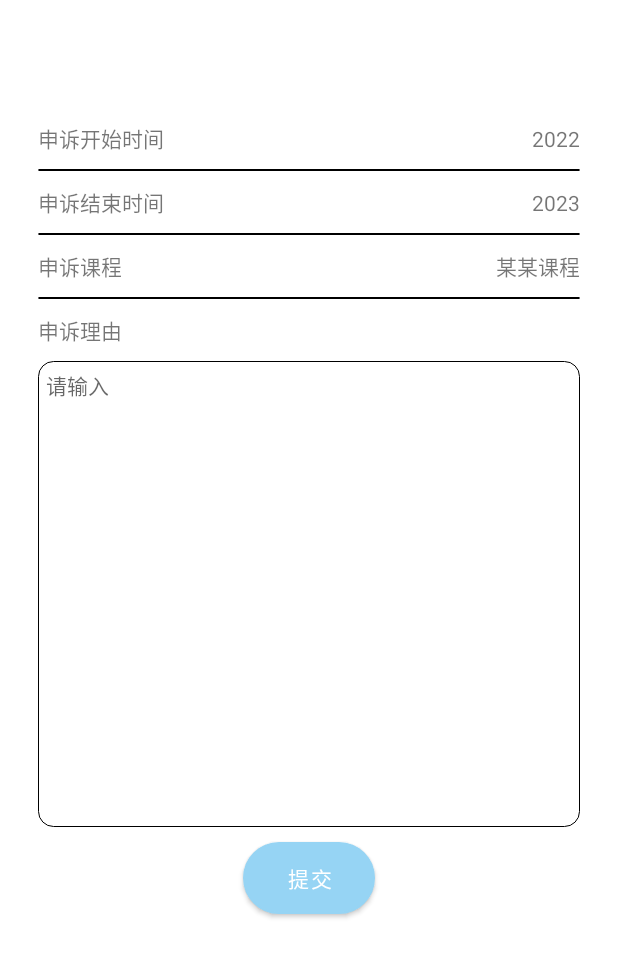
After one commit to ROBINRUGAN/UUAttendance-1, an Android app: the layout activity_new_attendance_appeal.xml on its own in the app's theme, with its tools: preview values and no code run, on a phone screen of 412 x 824 dp. The commit adds this screen. Shown: the top 957 px of the screen. Run offline under Robolectric (Android 15) with nearby library versions, the phone set to English and light mode, and no system bars.

Commit message:
feat: 添加考勤申诉

```diff
--- a/app/src/main/AndroidManifest.xml
+++ b/app/src/main/AndroidManifest.xml
@@ -27,6 +27,9 @@
             android:exported="false" />
         <activity
             android:name=".ui.coursetable.activity.NewLeaveApplicationActivity"
+            android:exported="false" />
+        <activity
+            android:name=".ui.coursetable.activity.NewAttendanceAppealActivity"
             android:exported="false" />
         <activity
             android:name=".ui.me.activity.AttendanceAppealActivity"
--- a/app/src/main/java/com/uu/attendance/model/network/api/StudentApi.kt
+++ b/app/src/main/java/com/uu/attendance/model/network/api/StudentApi.kt
@@ -1,6 +1,7 @@
 package com.uu.attendance.model.network.api
 
 import com.uu.attendance.model.network.RetrofitProvider
+import com.uu.attendance.model.network.dto.NewAttendanceAppealDto
 import com.uu.attendance.model.network.dto.NewLeaveApplicationDto
 import com.uu.attendance.model.network.dto.SignInDto
 import com.uu.attendance.model.network.service.StudentService
@@ -20,5 +21,7 @@ object StudentApi {
 
     suspend fun postLeaveApplication(body: NewLeaveApplicationDto) = studentService.postLeaveApplication(body)
 
+    suspend fun postAttendanceAppeal(body: NewAttendanceAppealDto) = studentService.postAttendanceAppeal(body)
+
     suspend fun signIn(body: SignInDto) = studentService.signIn(body)
 }
--- a/app/src/main/java/com/uu/attendance/model/network/service/StudentService.kt
+++ b/app/src/main/java/com/uu/attendance/model/network/service/StudentService.kt
@@ -4,6 +4,7 @@ import com.uu.attendance.base.dto.BaseDto
 import com.uu.attendance.model.network.dto.AttendanceAppealInfoDto
 import com.uu.attendance.model.network.dto.CourseDetailDto
 import com.uu.attendance.model.network.dto.LeaveApplicationInfoDto
+import com.uu.attendance.model.network.dto.NewAttendanceAppealDto
 import com.uu.attendance.model.network.dto.NewLeaveApplicationDto
 import com.uu.attendance.model.network.dto.SemesterInfoDao
 import com.uu.attendance.model.network.dto.SignInDto
@@ -35,6 +36,11 @@ interface StudentService {
         @Body body: NewLeaveApplicationDto
     ): BaseDto<Any>
 
+    @POST("attendanceAppeals")
+    suspend fun postAttendanceAppeal(
+        @Body body: NewAttendanceAppealDto
+    )
+
     @PUT("/courseAttendances/signin")
     suspend fun signIn(
         @Body body: SignInDto
--- /dev/null
+++ b/app/src/main/res/layout/activity_new_attendance_appeal.xml
@@ -0,0 +1,133 @@
+<?xml version="1.0" encoding="utf-8"?>
+<LinearLayout xmlns:android="http://schemas.android.com/apk/res/android"
+    xmlns:tools="http://schemas.android.com/tools"
+    android:id="@+id/ll_root"
+    android:layout_width="match_parent"
+    android:layout_height="match_parent"
+    android:orientation="vertical"
+    tools:context=".ui.coursetable.activity.NewAttendanceAppealActivity">
+
+    <androidx.appcompat.widget.Toolbar
+        android:id="@+id/toolbar"
+        android:layout_width="match_parent"
+        android:layout_height="wrap_content" />
+
+    <LinearLayout
+        android:layout_width="match_parent"
+        android:layout_height="wrap_content"
+        android:orientation="vertical"
+        android:padding="25dp">
+
+        <LinearLayout
+            android:layout_width="match_parent"
+            android:layout_height="wrap_content"
+            android:orientation="horizontal">
+
+            <TextView
+                android:layout_width="wrap_content"
+                android:layout_height="wrap_content"
+                android:text="申诉开始时间" />
+
+            <TextView
+                android:id="@+id/tv_begintime"
+                android:layout_width="match_parent"
+                android:layout_height="wrap_content"
+                android:layout_marginStart="10dp"
+                android:gravity="end"
+                android:text="2022" />
+        </LinearLayout>
+
+        <LinearLayout
+            android:layout_width="match_parent"
+            android:layout_height="1dp"
+            android:layout_marginTop="10dp"
+            android:layout_marginBottom="10dp"
+            android:background="@drawable/bg_corner_20" />
+
+        <LinearLayout
+            android:layout_width="match_parent"
+            android:layout_height="wrap_content"
+            android:orientation="horizontal">
+
+            <TextView
+                android:layout_width="wrap_content"
+                android:layout_height="wrap_content"
+                android:text="申诉结束时间" />
+
+            <TextView
+                android:id="@+id/tv_endtime"
+                android:layout_width="match_parent"
+                android:layout_height="wrap_content"
+                android:layout_marginStart="10dp"
+                android:gravity="end"
+                android:text="2023" />
+        </LinearLayout>
+
+        <LinearLayout
+            android:layout_width="match_parent"
+            android:layout_height="1dp"
+            android:layout_marginTop="10dp"
+            android:layout_marginBottom="10dp"
+            android:background="@drawable/bg_corner_20" />
+
+        <LinearLayout
+            android:layout_width="match_parent"
+            android:layout_height="wrap_content"
+            android:orientation="horizontal">
+
+            <TextView
+                android:layout_width="wrap_content"
+                android:layout_height="wrap_content"
+                android:text="申诉课程" />
+
+            <TextView
+                android:id="@+id/tv_course_name"
+                android:layout_width="match_parent"
+                android:layout_height="wrap_content"
+                android:layout_marginStart="10dp"
+                android:gravity="end"
+                android:text="某某课程" />
+        </LinearLayout>
+
+        <LinearLayout
+            android:layout_width="match_parent"
+            android:layout_height="1dp"
+            android:layout_marginTop="10dp"
+            android:layout_marginBottom="10dp"
+            android:background="@drawable/bg_corner_20" />
+
+        <TextView
+            android:id="@+id/tv_reason"
+            android:layout_width="match_parent"
+            android:layout_height="wrap_content"
+            android:text="申诉理由" />
+
+        <LinearLayout
+            android:layout_width="match_parent"
+            android:layout_height="wrap_content"
+            android:layout_marginTop="10dp"
+            android:background="@drawable/bg_corner_10">
+
+            <EditText
+                android:id="@+id/et_reason"
+                android:layout_width="match_parent"
+                android:layout_height="300dp"
+                android:layout_margin="5dp"
+                android:background="@android:color/transparent"
+                android:gravity="top"
+                android:hint="请输入"
+                android:textSize="14sp" />
+
+        </LinearLayout>
+
+        <Button
+            android:id="@+id/btn_submit"
+            android:layout_width="wrap_content"
+            android:layout_height="wrap_content"
+            android:layout_gravity="center"
+            android:layout_marginTop="10dp"
+            android:layout_marginBottom="10dp"
+            android:background="@drawable/bg_me_tv_identity"
+            android:text="提交" />
+    </LinearLayout>
+</LinearLayout>
```
Also changed, not shown: app/src/main/java/com/uu/attendance/base/viewmodel/BaseViewModel.kt (deleted, +0 -16 lines), app/src/main/java/com/uu/attendance/model/network/dto/NewAttendanceAppealDto.kt (added, +9 -0 lines), app/src/main/java/com/uu/attendance/ui/coursetable/activity/NewAttendanceAppealActivity.kt (added, +77 -0 lines), app/src/main/java/com/uu/attendance/ui/coursetable/view/CourseDetailPopup.kt (+12 -0 lines), app/src/main/res/layout/popup_course_detail.xml (+11 -0 lines), app/src/main/res/drawable-mdpi/ic_attendance_appeal.png (added), app/src/main/res/drawable-xhdpi/ic_attendance_appeal.png (added), app/src/main/res/drawable-xxhdpi/ic_attendance_appeal.png (added), app/src/main/res/drawable-xxxhdpi/ic_attendance_appeal.png (added).
